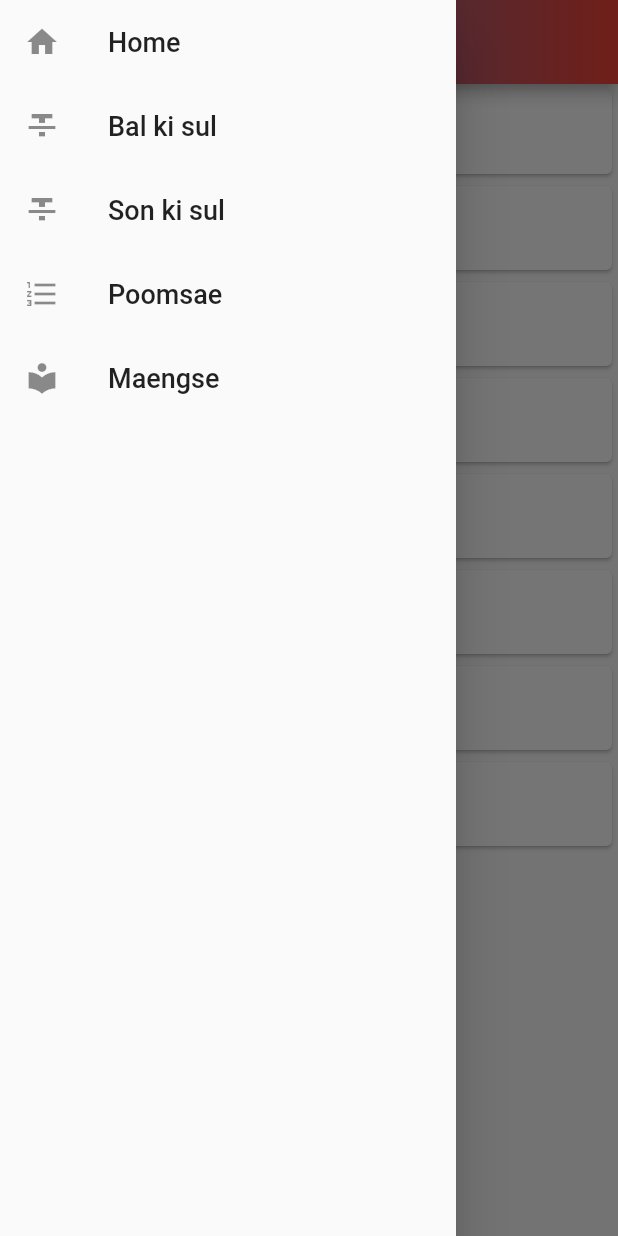
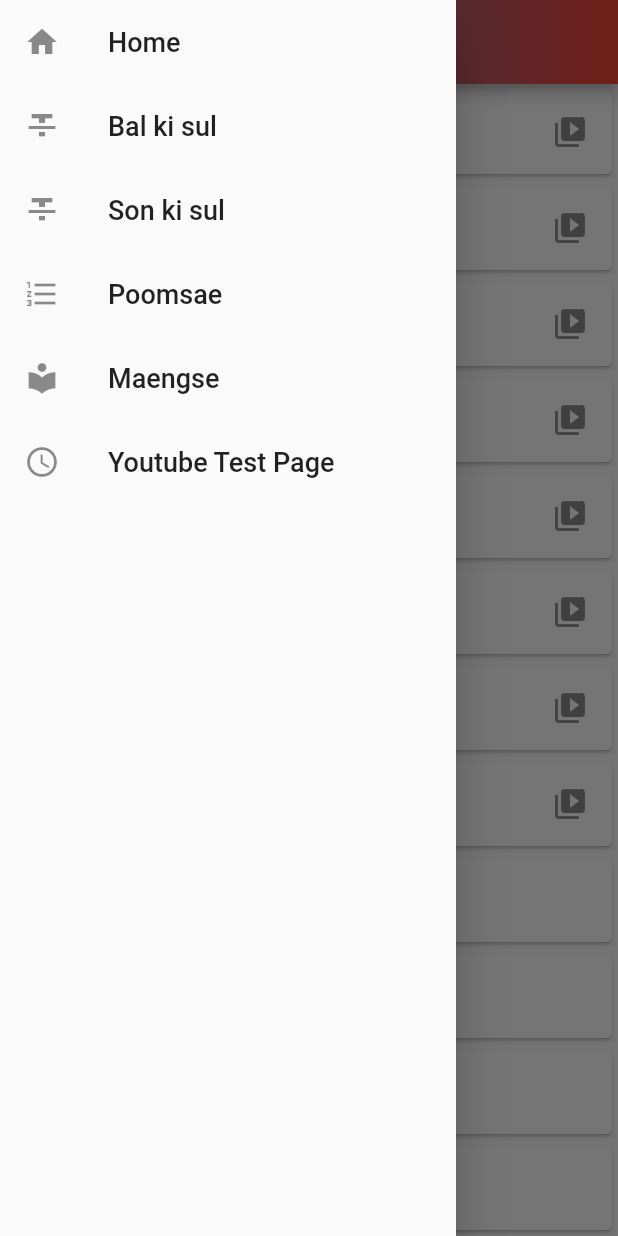
Before and after one commit to SouzaEduardoAC/taekwondo-guide, a Flutter app: the Poomsae widget shown alone on an empty page, opened directly, with the side drawer open, on a phone screen of 412 x 824 dp. Run offline on Flutter 3.47's test engine with Material 2 defaults, Android fonts, the phone set to English and light mode, and no system bars; our stand-ins replace video_player, youtube_player_flutter; network calls fail.

Commit message:
#Added some trials

```diff
--- /dev/null
+++ b/lib/keys.dart
@@ -0,0 +1 @@
+const String YOUTUBE_API_KEY = 'AIzaSyAVnRa_VtXqDyLxr8H0wHtw5oSjvS6w-Z4';
--- a/lib/main.dart
+++ b/lib/main.dart
@@ -8,6 +8,7 @@ class TaekwondoGuide extends StatelessWidget {
   Widget build(BuildContext context) {
     return MaterialApp(
       title: 'Taekwondo Guide',
+      debugShowCheckedModeBanner: false,
       theme: ThemeData(
         primarySwatch: Colors.blue,
       ),
--- a/lib/pages/Poomsae.dart
+++ b/lib/pages/Poomsae.dart
@@ -4,14 +4,14 @@ import 'package:taekwondoguide/widgets/PlayerVideoAndPop.dart';
 
 class Poomsae extends AbstractStructure {
   final _biggerFont = const TextStyle(fontSize: 18.0);
-  final _taegukIlJang = 'assets/videos/1_taeguk_il_jang.mp4';
-  final _taegukEeJang = 'assets/videos/2_taeguk_yi_jang.mp4';
-  final _taegukSamJang = 'assets/videos/3_taeguk_sam_jang.mp4';
-  final _taegukSaJang = 'assets/videos/4_taeguk_sa_jang.mp4';
-  final _taegukOhJang = 'assets/videos/5_taeguk_oh_jang.mp4';
-  final _taegukYukJang = 'assets/videos/6_taeguk_yook_jang.mp4';
-  final _taegukChilJang = 'assets/videos/7_taeguk_chil_jang.mp4';
-  final _taegukPalJang = 'assets/videos/8_taeguk_pal_jang.mp4';
+  final _taegukIlJang = 'www.youtube.com/watch?v=bfO_UUc32dc';
+  final _taegukEeJang = 'https://www.youtube.com/watch?v=a0oo0SsS29U';
+  final _taegukSamJang = 'www.youtube.com/watch?v=S2ofJsatGGg';
+  final _taegukSaJang = 'https://www.youtube.com/watch?v=eSVIFCKH8EA';
+  final _taegukOhJang = 'https://www.youtube.com/watch?v=APu5dDLg6Uc';
+  final _taegukYukJang = 'https://www.youtube.com/watch?v=DSUnv5b06gY';
+  final _taegukChilJang = 'https://www.youtube.com/watch?v=jewGP4sEFv0';
+  final _taegukPalJang = 'https://www.youtube.com/watch?v=8tsVR4cJvRU';
 
   @override
   Widget buildPageBody(BuildContext context) {
@@ -25,14 +25,28 @@ class Poomsae extends AbstractStructure {
         _buildCard(context, 'Taeguk Yuk Jang', _taegukYukJang),
         _buildCard(context, 'Taeguk Chil Jang', _taegukChilJang),
         _buildCard(context, 'Taeguk Pal Jang', _taegukPalJang),
+        _buildCard(context, 'Poomsae Koryo', ''),
+        _buildCard(context, 'Poomsae Keumgang', ''),
+        _buildCard(context, 'Poomsae Taebaek', ''),
+        _buildCard(context, 'Poomsae Pyongwon', ''),
+        _buildCard(context, 'Poomsae Sipjin', ''),
+        _buildCard(context, 'Poomsae Jitae', ''),
+        _buildCard(context, 'Poomsae Chonkwon', ''),
+        _buildCard(context, 'Poomsae Hansu', ''),
+        _buildCard(context, 'Poomsae Ilyeo', ''),
       ],
     );
   }
 
   GestureDetector _buildCard(context, cardText, videoPath) {
     return new GestureDetector(
-        child: Card(child: ListTile(title: Text(cardText, style: _biggerFont))),
+        child: Card(
+            child: ListTile(
+                title: Text(cardText, style: _biggerFont),
+                trailing: Icon(videoPath == '' ? null : Icons.video_library))
+        ),
         onTap: () {
+          if (videoPath == null || videoPath == '') return;
           Navigator.push<PlayerVideoAndPop>(
             context,
             MaterialPageRoute<PlayerVideoAndPop>(
--- a/lib/widgets/NavDrawer.dart
+++ b/lib/widgets/NavDrawer.dart
@@ -4,6 +4,7 @@ import 'package:taekwondoguide/pages/Home.dart';
 import 'package:taekwondoguide/pages/Maengse.dart';
 import 'package:taekwondoguide/pages/Poomsae.dart';
 import 'package:taekwondoguide/pages/SonKiSul.dart';
+import 'package:taekwondoguide/pages/youtube_test_page.dart';
 
 class NavDrawer extends StatelessWidget {
   @override
@@ -15,7 +16,8 @@ class NavDrawer extends StatelessWidget {
           _buildListTile(context, Icons.format_strikethrough, 'Bal ki sul', new BalKiSul()),
           _buildListTile(context, Icons.format_strikethrough, 'Son ki sul', new SonKiSul()),
           _buildListTile(context, Icons.format_list_numbered, 'Poomsae', new Poomsae()),
-          _buildListTile(context, Icons.local_library, 'Maengse', new Maengse())
+          _buildListTile(context, Icons.local_library, 'Maengse', new Maengse()),
+          _buildListTile(context, Icons.access_time, 'Youtube Test Page', new YoutubeTestPage())
         ],
       ),
     );
--- a/pubspec.yaml
+++ b/pubspec.yaml
@@ -23,6 +23,8 @@ dependencies:
   # The following adds the Cupertino Icons font to your application.
   # Use with the CupertinoIcons class for iOS style icons.
   cupertino_icons: ^0.1.2
+  http: ^0.12.0+4
+  youtube_player_flutter: ^6.1.0+4
 
 dev_dependencies:
   flutter_test:
```
Also changed, not shown: lib/models/channel.dart (added, +32 -0 lines), lib/models/video.dart (added, +22 -0 lines), lib/pages/video_screen.dart (added, +46 -0 lines), lib/pages/youtube_test_page.dart (added, +176 -0 lines), lib/services/api.dart (added, +80 -0 lines), pubspec.lock, 2 other files.
